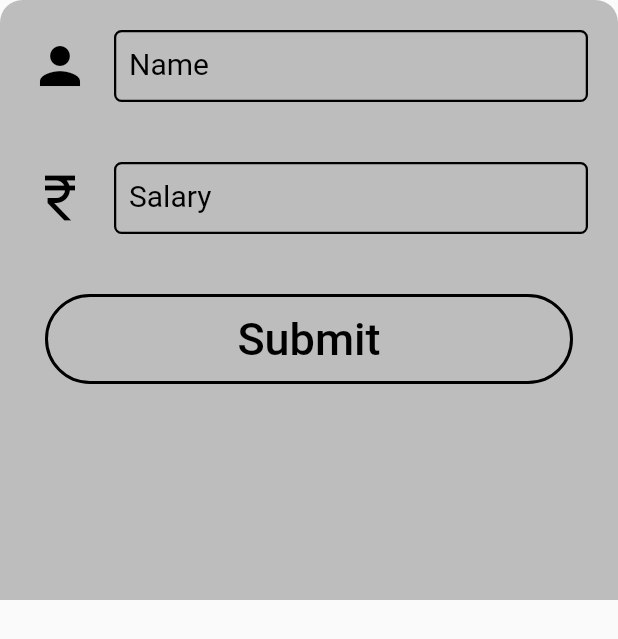
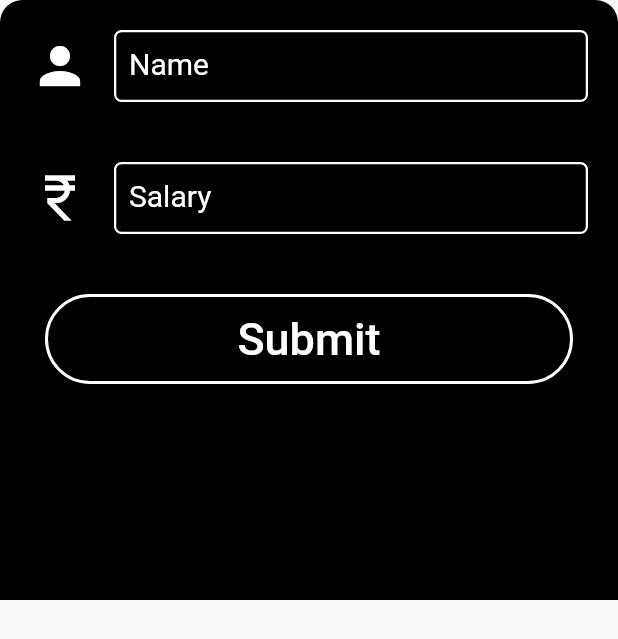
Before and after one commit to shreyasSarve/FlutterBeginer, a Flutter app: the BottomSwipeSheet widget shown alone on an empty page, opened directly, on a phone screen of 412 x 824 dp. Shown: the top 639 px of the screen. Run offline on Flutter 3.47's test engine with Material 2 defaults, Android fonts, the light colour scheme and no system bars; missing offline and left inert: dart:ffi.

Commit message:
Added customized employee addition Working with BottomSheet

```diff
--- a/bloc/lib/employee_card.dart
+++ b/bloc/lib/employee_card.dart
@@ -6,7 +6,7 @@
 
   final Employee employee;
 
-  EmployeeCard(this.employee, {Key? key}) : super(key: key);
+  const EmployeeCard(this.employee, {Key? key}) : super(key: key);
 
   @override
   State<EmployeeCard> createState() => _EmployeeCardState();
--- a/bloc/lib/ui/bottom_sheet.dart
+++ b/bloc/lib/ui/bottom_sheet.dart
@@ -1,3 +1,4 @@
+import 'package:bloc/employye.dart';
 import 'package:flutter/material.dart';
 
 class BottomSwipeSheet extends StatefulWidget {
@@ -11,7 +12,15 @@
 
 class _BottomSwipeSheetState extends State<BottomSwipeSheet> {
   ButtonState buttonState = ButtonState.init;
+  final _nameController = TextEditingController();
+  final _salaryController = TextEditingController();
+  final _formKey = GlobalKey<FormState>();
+  final bgColor = Colors.black;
+  final normalColor = Colors.white;
+  final errosColor = Colors.red;
+  final normalBorderColor = Colors.white;
 
+  bool hasError = false;
   @override
   Widget build(BuildContext context) {
     bool isStreched = buttonState == ButtonState.init;
@@ -19,84 +28,111 @@
     return Container(
       width: MediaQuery.of(context).size.width,
       height: 400,
-      decoration: BoxDecoration(
-        color: Colors.grey.shade400,
-        borderRadius: const BorderRadius.vertical(
+      decoration: const BoxDecoration(
+        color: Colors.black,
+        borderRadius: BorderRadius.vertical(
           top: Radius.circular(15),
         ),
       ),
+      child: Form(
+        key: _formKey,
         child: Column(
           mainAxisSize: MainAxisSize.min,
           children: [
             Padding(
               padding: const EdgeInsets.all(20),
               child: TextFormField(
-              cursorColor: Colors.black,
+                style: TextStyle(color: normalColor),
+                controller: _nameController,
+                cursorColor: normalColor,
                 decoration: InputDecoration(
+                  focusedErrorBorder: OutlineInputBorder(
+                    borderRadius: BorderRadius.circular(5),
+                    borderSide: BorderSide(
+                      color: errosColor,
+                    ),
+                  ),
+                  errorBorder: OutlineInputBorder(
+                    borderRadius: BorderRadius.circular(5),
+                    borderSide: BorderSide(
+                      color: errosColor,
+                    ),
+                  ),
                   focusedBorder: OutlineInputBorder(
                     borderRadius: BorderRadius.circular(10),
-                  borderSide: const BorderSide(
-                    color: Colors.black87,
+                    borderSide: BorderSide(
+                      color: normalBorderColor,
                     ),
                   ),
                   enabledBorder: OutlineInputBorder(
                     borderRadius: BorderRadius.circular(5),
-                  borderSide: const BorderSide(
-                    color: Colors.black,
+                    borderSide: BorderSide(
+                      color: normalBorderColor,
                       width: 1.5,
                     ),
                   ),
                   labelText: "Name",
-                labelStyle: const TextStyle(
-                  color: Colors.black,
+                  labelStyle: TextStyle(
+                    color: normalColor,
                     fontSize: 20,
                   ),
                   contentPadding: const EdgeInsets.all(10),
-                focusColor: Colors.black,
-                icon: const Icon(
+                  focusColor: normalColor,
+                  icon: Icon(
                     Icons.person,
-                  color: Colors.black,
+                    color: normalColor,
                     size: 40,
                   ),
                 ),
+                validator: (value) {
+                  hasError = _nameValidator(value.toString());
+                  if (hasError) {
+                    return "Name Must be 4 character large ";
+                  } else {
+                    return null;
+                  }
+                },
               ),
             ),
             Padding(
               padding: const EdgeInsets.all(20),
               child: TextFormField(
+                style: TextStyle(color: normalColor),
+                controller: _salaryController,
                 keyboardType: const TextInputType.numberWithOptions(),
-              cursorColor: Colors.black,
+                cursorColor: normalColor,
                 decoration: InputDecoration(
                   focusedBorder: OutlineInputBorder(
                     borderRadius: BorderRadius.circular(10),
-                  borderSide: const BorderSide(
-                    color: Colors.black87,
+                    borderSide: BorderSide(
+                      color: normalBorderColor,
                     ),
                   ),
                   enabledBorder: OutlineInputBorder(
                     borderRadius: BorderRadius.circular(5),
-                  borderSide: const BorderSide(
-                    color: Colors.black,
+                    borderSide: BorderSide(
+                      color: normalBorderColor,
                       width: 1.5,
                     ),
                   ),
                   labelText: "Salary",
-                labelStyle: const TextStyle(
-                  color: Colors.black,
+                  labelStyle: TextStyle(
+                    color: normalColor,
                     fontSize: 20,
                   ),
                   contentPadding: const EdgeInsets.all(10),
-                focusColor: Colors.black,
-                icon: const Icon(
+                  focusColor: normalColor,
+                  icon: Icon(
                     Icons.currency_rupee,
-                  color: Colors.black,
+                    color: normalColor,
                     size: 40,
                   ),
                 ),
               ),
             ),
             AnimatedContainer(
-            duration: Duration(milliseconds: 300),
+              duration: const Duration(milliseconds: 300),
+              curve: Curves.easeIn,
               width: isStreched ? MediaQuery.of(context).size.width : 60,
               height: 60,
               padding: isStreched
@@ -107,29 +143,41 @@
             ),
           ],
         ),
+      ),
     );
   }
 
   buildOutlineButton() {
     return OutlinedButton(
       style: OutlinedButton.styleFrom(
-          side: const BorderSide(
+          side: BorderSide(
             width: 2,
-            color: Colors.black,
+            color: normalBorderColor,
           ),
           shape: const StadiumBorder()),
       onPressed: () async {
         setState(() => buttonState = ButtonState.load);
-        await Future.delayed(const Duration(seconds: 2));
+        _formKey.currentState!.validate();
+        await Future.delayed(const Duration(seconds: 1));
+        if (hasError) {
+          setState(
+            () => buttonState = ButtonState.init,
+          );
+        } else {
           setState(() => buttonState = ButtonState.done);
           await Future.delayed(const Duration(milliseconds: 500));
-        Navigator.of(context).pop();
+          double _salary = _salaryController.text == null
+              ? 0.0
+              : double.tryParse(_salaryController.text.toString())!.toDouble();
+          Employee _employee = Employee(1, _nameController.text, _salary);
+          Navigator.of(context).pop(_employee);
+        }
       },
-      child: const Text(
+      child: Text(
         "Submit",
         style: TextStyle(
           fontSize: 30,
-          color: Colors.black,
+          color: normalColor,
         ),
       ),
     );
@@ -138,14 +186,16 @@
   buildLoading(bool done) {
     Color col = done ? Colors.green : Colors.indigoAccent;
     return Container(
+      height: 60,
+      width: 60,
       alignment: Alignment.center,
-      padding: const EdgeInsets.all(15),
+      padding: const EdgeInsets.all(10),
       child: done
           ? const Center(
               child: Icon(
-                Icons.done,
+                Icons.done_all,
                 color: Colors.white,
-                size: 30,
+                size: 40,
               ),
             )
           : const CircularProgressIndicator(color: Colors.white),
@@ -155,4 +205,12 @@
       ),
     );
   }
+
+  _nameValidator(String value) {
+    if (value.length < 4) {
+      return true;
+    } else {
+      return false;
     }
+  }
+}
```
Also changed, not shown: bloc/lib/bloc/employee_bloc.dart (+3 -6 lines), bloc/lib/homepage.dart (+34 -19 lines), bloc/lib/ui/netwok_image.dart (added, +25 -0 lines). Lines whose indentation alone changed are shown as unchanged.
